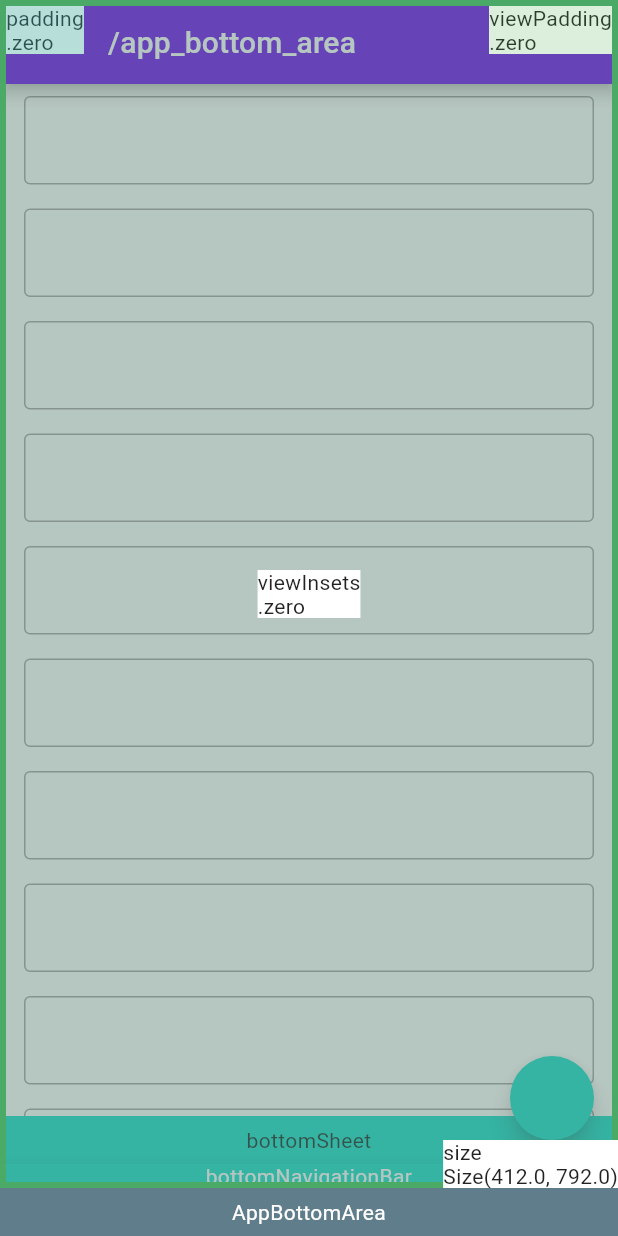
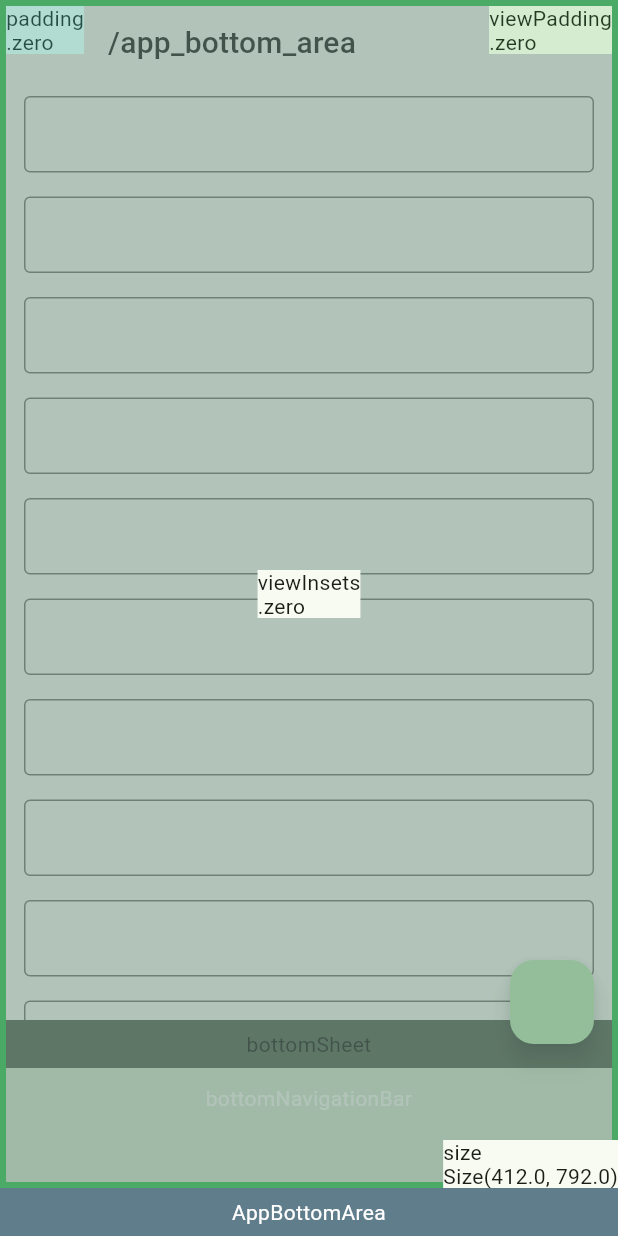
Before and after one commit to mono0926/flutter_mono_kit, a Flutter app: the AppBottomAreaPage screen opened by its route, on a phone screen of 412 x 824 dp. Run offline on Flutter 3.47's test engine with Material 2 defaults, Android fonts, the phone set to English and light mode, and no system bars; our stand-ins replace adaptive_dialog, flutter_svg, freezed_annotation, hooks_riverpod, image_picker, nested and 5 more; missing offline and left inert: disposable_provider, simple_logger.

Commit message:
Upgrade packages

```diff
--- a/example/pubspec.yaml
+++ b/example/pubspec.yaml
@@ -3,7 +3,7 @@ description: A example of mono_kit.
 version: 1.0.0+1
 publish_to: none
 environment:
-  sdk: '>=2.15.0 <3.0.0'
+  sdk: '>=2.16.0 <3.0.0'
 dependencies:
   cupertino_icons:
   flutter:
--- a/lib/extensions/theme_data.dart
+++ b/lib/extensions/theme_data.dart
@@ -22,11 +22,14 @@ extension ThemeDataEx on ThemeData {
   }
 }
 
-ThemeData lightTheme() => ThemeData.from(
-      colorScheme: const ColorScheme.light(),
+ThemeData lightTheme() => ThemeData(
+      colorSchemeSeed: Colors.green,
+      useMaterial3: true,
     ).followLatestSpec();
-ThemeData darkTheme() => ThemeData.from(
-      colorScheme: const ColorScheme.dark(),
+ThemeData darkTheme() => ThemeData(
+      colorSchemeSeed: Colors.green,
+      useMaterial3: true,
+      brightness: Brightness.dark,
     ).followLatestSpec().copyWith(
           cupertinoOverrideTheme: const CupertinoThemeData(
             // Needed for correct CupertinoTextField color (bug?)
--- a/pubspec.yaml
+++ b/pubspec.yaml
@@ -3,8 +3,8 @@ description: A collection of convenient widgets and utils made by mono. Under co
 version: 0.24.0
 homepage: https://github.com/mono0926/flutter_mono_kit
 environment:
-  sdk: '>=2.15.0 <3.0.0'
-  flutter: '>=2.8.0'
+  sdk: '>=2.16.0 <3.0.0'
+  flutter: '>=2.10.0'
 dependencies:
   adaptive_dialog: '>=1.0.0 <2.0.0'
   collection: '>=1.15.0 <2.0.0'
```
Also changed, not shown: example/pubspec.lock.
